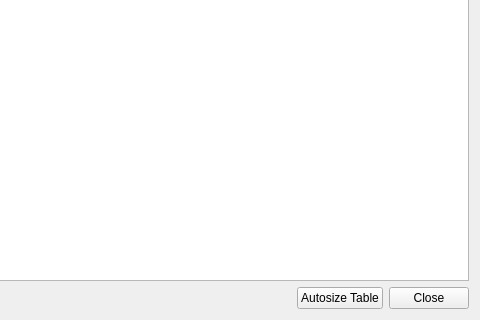
The window that ui/values.ui (SunshadeCorp/can-service) describes before a commit, drawn with Qt 5; both pictures show x 299 to 779 and y 135 to 455 of the 779 by 455 pixel window.
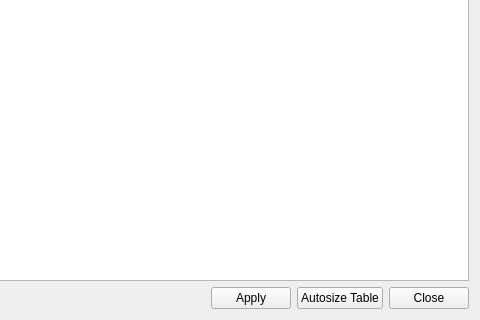
The same window after the commit.

Commit message: refactor for CanStorage and live Overwrite Apply

Patch:
```diff
--- a/ui/values.ui
+++ b/ui/values.ui
@@ -49,6 +49,13 @@
        </property>
       </spacer>
      </item>
+     <item>
+      <widget class="QPushButton" name="pushButtonApply">
+       <property name="text">
+        <string>Apply</string>
+       </property>
+      </widget>
+     </item>
      <item>
       <widget class="QPushButton" name="pushButtonAutosize">
        <property name="text">
```
The commit also changes 3 other files.
